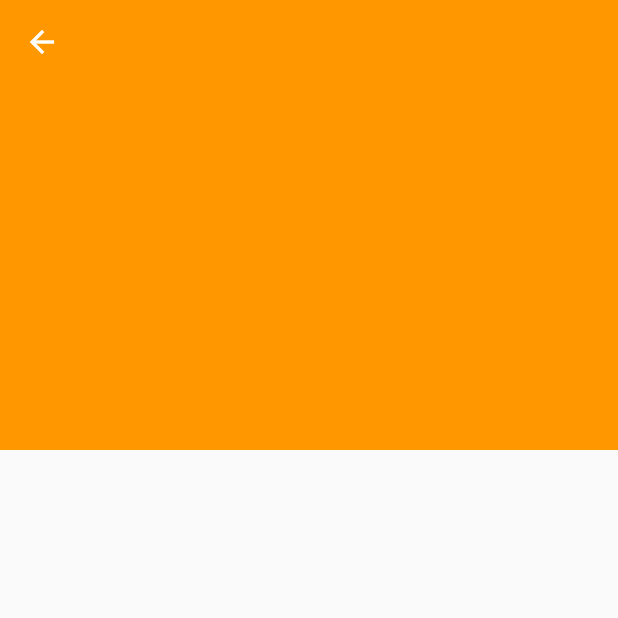
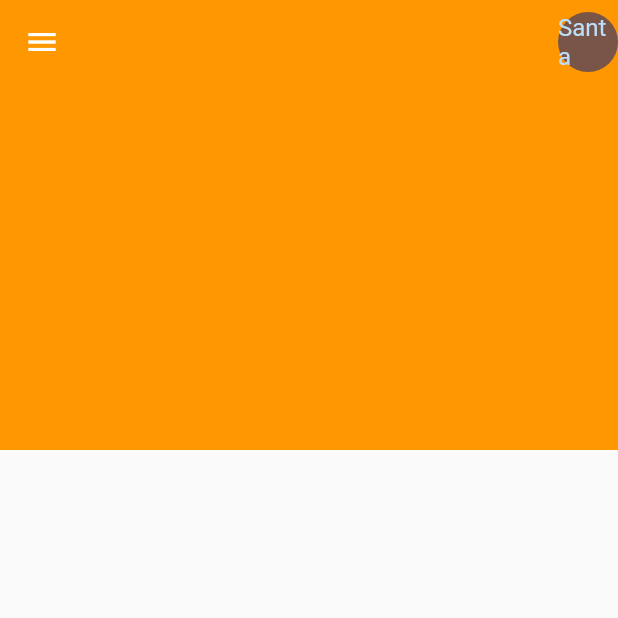
Before and after one commit to lohenyumnam/intern_daily_task, a Flutter app: the TravelApp screen opened directly, on a phone screen of 412 x 824 dp, the top half of it. Run offline on Flutter 3.47's test engine with Material 2 defaults, Android fonts, the phone set to English and light mode, and no system bars.

```diff
--- a/lib/src/daily_task/page/travelApp/travel_app.dart
+++ b/lib/src/daily_task/page/travelApp/travel_app.dart
@@ -10,6 +10,13 @@ class TravelApp extends StatelessWidget {
         SliverAppBar(
           backgroundColor: Colors.orange,
           expandedHeight: 300,
+          leading: Icon(Icons.menu),
+          actions: [
+            CircleAvatar(
+              backgroundColor: Colors.brown,
+              child: Text('Santa'),
+            )
+          ],
         ),
       ]),
     );
```
